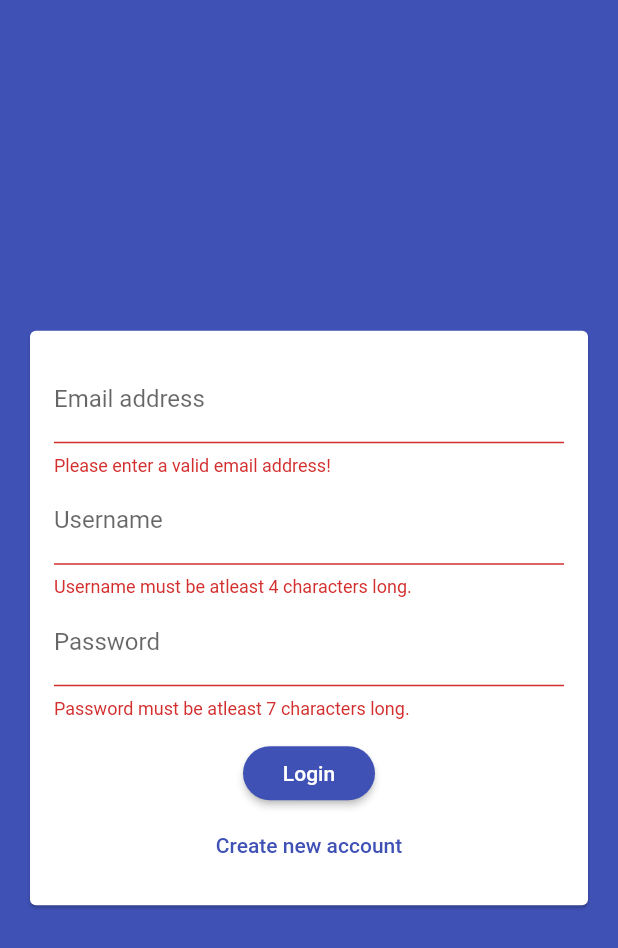
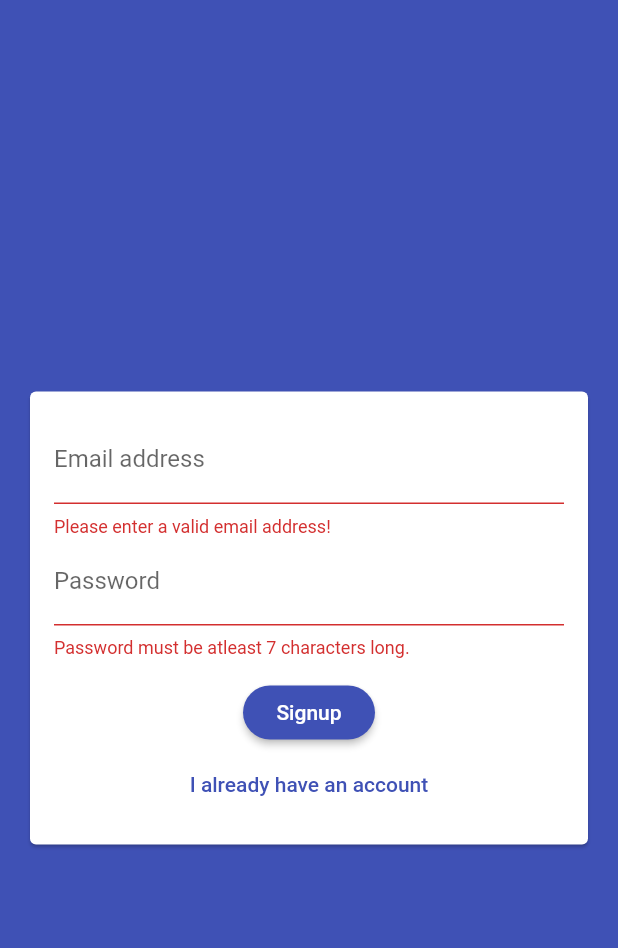
Before and after one commit to soumyadeep6845/Chat-Bit, a Flutter app: the screen it shows after launch, after a tap on "Login", after a tap on "Create new account", on a phone screen of 412 x 824 dp. Shown: the top 948 px of the screen. Run offline on Flutter 3.47's test engine with Material 2 defaults, Android fonts, the phone set to English and light mode, and no system bars; our stand-ins replace cloud_firestore; accounts and stored records are empty.

Commit message:
Modified code

```diff
--- a/lib/widgets/auth/auth_form.dart
+++ b/lib/widgets/auth/auth_form.dart
@@ -7,9 +7,10 @@ class AuthForm extends StatefulWidget {
 
 class _AuthFormState extends State<AuthForm> {
   final _formKey = GlobalKey<FormState>();
-  String _userEmail = '';
-  String _userName = '';
-  String _userPassword = '';
+  var _isLogin = true;
+  var _userEmail = '';
+  var _userName = '';
+  var _userPassword = '';
 
   void _trySubmit() {
     final isValid = _formKey.currentState.validate();
@@ -40,6 +41,7 @@ class _AuthFormState extends State<AuthForm> {
                 mainAxisSize: MainAxisSize.min,
                 children: [
                   TextFormField(
+                    key: ValueKey('email'),
                     validator: (value) {
                       if (value.isEmpty || !value.contains('@')) {
                         return 'Please enter a valid email address!';
@@ -54,7 +56,9 @@ class _AuthFormState extends State<AuthForm> {
                       _userEmail = value;
                     },
                   ),
+                  if (_isLogin)
                   TextFormField(
+                    key: ValueKey('username'),
                     validator: (value) {
                       if (value.isEmpty || value.length < 4) {
                         return 'Username must be atleast 4 characters long.';
@@ -67,6 +71,7 @@ class _AuthFormState extends State<AuthForm> {
                     },
                   ),
                   TextFormField(
+                    key: ValueKey('password'),
                     validator: (value) {
                       if (value.isEmpty || value.length < 7) {
                         return 'Password must be atleast 7 characters long.'  ;
@@ -81,13 +86,17 @@ class _AuthFormState extends State<AuthForm> {
                   ),
                   SizedBox(height: 12),
                   RaisedButton(
-                    child: Text('Login'),
+                    child: Text(_isLogin ? 'Login' : 'Signup'),
                     onPressed: _trySubmit,
                   ),
                   FlatButton(
                     textColor: Theme.of(context).primaryColor,
-                    child: Text('Create new account'),
-                    onPressed: () {},
+                    child: Text(_isLogin ? 'Create new account' : 'I already have an account'),
+                    onPressed: () {
+                      setState(() {
+                        _isLogin = !_isLogin;
+                      });
+                    },
                   ),
                 ],
               ),
```
